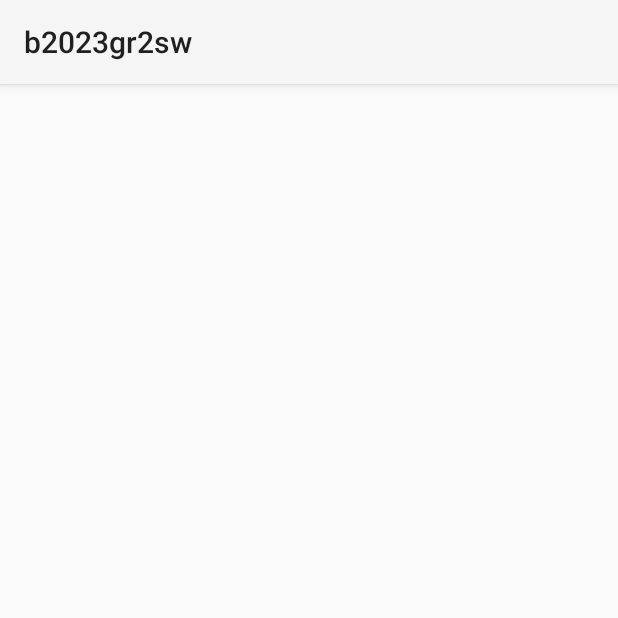
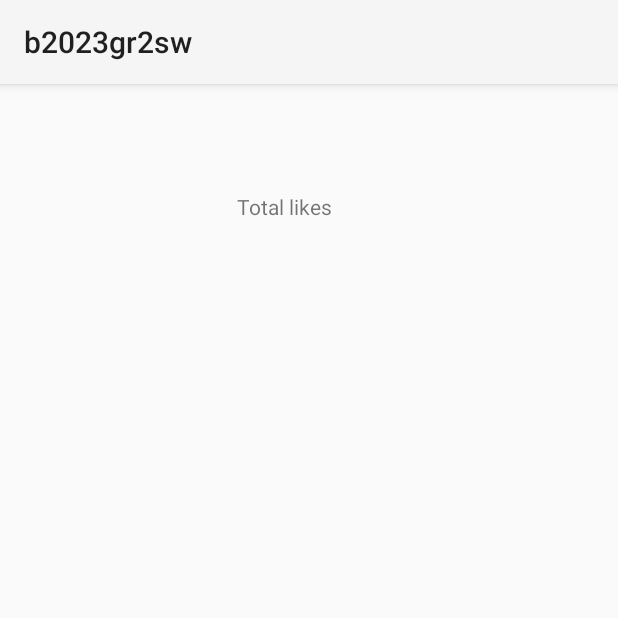
Before and after one commit to EPN-2023B-Moviles-GR2SW/mov-gr2sw-montalvo-paz-emily-gabriela, an Android app built with Jetpack Compose: the FRecyclerView screen opened directly, with no data from a screen before it, on a phone screen of 412 x 824 dp, the top half of it. Run offline under Robolectric (Android 15) with nearby library versions, the phone set to English and light mode, and no system bars.

Commit message:
Add RecyclerView logic

```diff
--- a/02-Android/app/src/main/java/com/example/b2023gr2sw/FRecyclerView.kt
+++ b/02-Android/app/src/main/java/com/example/b2023gr2sw/FRecyclerView.kt
@@ -2,10 +2,29 @@ package com.example.b2023gr2sw
 
 import androidx.appcompat.app.AppCompatActivity
 import android.os.Bundle
+import android.widget.TextView
+import androidx.recyclerview.widget.RecyclerView
 
 class FRecyclerView : AppCompatActivity() {
+    var totalLikes = 0
     override fun onCreate(savedInstanceState: Bundle?) {
         super.onCreate(savedInstanceState)
         setContentView(R.layout.activity_frecycler_view)
+        inicializarReciclerView()
+    }
+
+    private fun inicializarReciclerView() {
+        val recyclerView = findViewById<RecyclerView>(R.id.rv_entrenadores)
+        val adaptador = FRecyclerViewAdaptadorNombreDescripcion(this, BBaseDatosMemoria.arregloBEntrenador, recyclerView)
+        recyclerView.adapter = adaptador
+        recyclerView.itemAnimator = androidx.recyclerview.widget.DefaultItemAnimator()
+        recyclerView.layoutManager = androidx.recyclerview.widget.LinearLayoutManager(this)
+        adaptador.notifyDataSetChanged()
+    }
+
+    fun aumentarTotalLikes(){
+        totalLikes = totalLikes + 1
+        val totalLikesTextView = findViewById<TextView>(R.id.tv_total_likes)
+        totalLikesTextView.text = totalLikes.toString()
     }
 }
--- a/02-Android/app/src/main/java/com/example/b2023gr2sw/FRecyclerViewAdaptadorNombreDescripcion.kt
+++ b/02-Android/app/src/main/java/com/example/b2023gr2sw/FRecyclerViewAdaptadorNombreDescripcion.kt
@@ -1,7 +1,10 @@
 package com.example.b2023gr2sw
 
+import android.view.LayoutInflater
 import android.view.View
 import android.view.ViewGroup
+import android.widget.Button
+import android.widget.TextView
 import androidx.recyclerview.widget.RecyclerView
 
 class FRecyclerViewAdaptadorNombreDescripcion (
@@ -9,23 +12,52 @@ class FRecyclerViewAdaptadorNombreDescripcion (
     private val lista: ArrayList<BEntrenador>,
     private val recyclerView: RecyclerView)   : RecyclerView.Adapter< FRecyclerViewAdaptadorNombreDescripcion.MyViewHolder>(){
 
-    inner class MyViewHolder(view: View) :RecyclerView.ViewHolder(view){}
+    inner class MyViewHolder(view: View) :RecyclerView.ViewHolder(view){
+        val nombreTextView: TextView
+        val descripcionTextView: TextView
+        val likesTextView : TextView
+        val accionButton: Button
+        var numeroLikes = 0
+
+        init{
+           nombreTextView = view.findViewById(R.id.tv_nombre)
+           descripcionTextView = view.findViewById(R.id.tv_descripcion)
+           likesTextView = view.findViewById(R.id.tv_likes)
+            accionButton = view.findViewById(R.id.btn_darLike)
+            accionButton.setOnClickListener{añadirLike()}
+
+
+        }
+        fun añadirLike() {
+            numeroLikes = numeroLikes+1
+            likesTextView.text = numeroLikes.toString()
+            contexto.aumentarTotalLikes()
+        }
+    }
+
     override fun onCreateViewHolder(
         parent: ViewGroup,
         viewType: Int
     ): FRecyclerViewAdaptadorNombreDescripcion.MyViewHolder {
-        TODO("Not yet implemented")
+        val itemView = LayoutInflater.from(parent.context).inflate(
+            R.layout.recycler_view_vista, parent, false
+        )
+        return  MyViewHolder(itemView)
     }
 
     override fun onBindViewHolder(
         holder: FRecyclerViewAdaptadorNombreDescripcion.MyViewHolder,
         position: Int
     ) {
-        TODO("Not yet implemented")
+        val entrenadorActual = this.lista[position]
+        holder.nombreTextView.text = entrenadorActual.nombre
+        holder.descripcionTextView.text = entrenadorActual.descripcion
+        holder.likesTextView.text = "0"
+        holder.accionButton.text = "ID: ${entrenadorActual.id}" + "Nombre: ${entrenadorActual.nombre}"
     }
 
     override fun getItemCount(): Int {
-        TODO("Not yet implemented")
+        return this.lista.size
     }
 
 }
--- a/02-Android/app/src/main/res/layout/activity_frecycler_view.xml
+++ b/02-Android/app/src/main/res/layout/activity_frecycler_view.xml
@@ -6,4 +6,23 @@
     android:layout_height="match_parent"
     tools:context=".FRecyclerView">
 
+    <TextView
+        android:id="@+id/tv_total_likes"
+        android:layout_width="96dp"
+        android:layout_height="34dp"
+        android:layout_marginTop="72dp"
+        android:text="Total likes"
+        app:layout_constraintEnd_toEndOf="parent"
+        app:layout_constraintStart_toStartOf="parent"
+        app:layout_constraintTop_toTopOf="parent" />
+
+    <androidx.recyclerview.widget.RecyclerView
+        android:id="@+id/rv_entrenadores"
+        android:layout_width="216dp"
+        android:layout_height="329dp"
+        android:layout_marginTop="64dp"
+        app:layout_constraintEnd_toEndOf="parent"
+        app:layout_constraintHorizontal_bias="0.497"
+        app:layout_constraintStart_toStartOf="parent"
+        app:layout_constraintTop_toBottomOf="@+id/tv_total_likes" />
 </androidx.constraintlayout.widget.ConstraintLayout>
--- /dev/null
+++ b/02-Android/app/src/main/res/layout/recycler_view_vista.xml
@@ -0,0 +1,49 @@
+<?xml version="1.0" encoding="utf-8"?>
+<androidx.constraintlayout.widget.ConstraintLayout xmlns:android="http://schemas.android.com/apk/res/android"
+    xmlns:app="http://schemas.android.com/apk/res-auto"
+    xmlns:tools="http://schemas.android.com/tools"
+    android:layout_width="match_parent"
+    android:layout_height="match_parent">
+
+    <TextView
+        android:id="@+id/tv_nombre"
+        android:layout_width="67dp"
+        android:layout_height="21dp"
+        android:layout_marginStart="232dp"
+        android:text="Nombre"
+        app:layout_constraintBottom_toBottomOf="@+id/tv_descripcion"
+        app:layout_constraintStart_toStartOf="parent"
+        app:layout_constraintTop_toTopOf="@+id/tv_descripcion"
+        app:layout_constraintVertical_bias="0.0" />
+
+    <TextView
+        android:id="@+id/tv_descripcion"
+        android:layout_width="wrap_content"
+        android:layout_height="wrap_content"
+        android:layout_marginStart="76dp"
+        android:text="Descripcion"
+        app:layout_constraintStart_toEndOf="@+id/tv_nombre"
+        tools:layout_editor_absoluteY="111dp" />
+
+    <TextView
+        android:id="@+id/tv_likes"
+        android:layout_width="wrap_content"
+        android:layout_height="wrap_content"
+        android:text="Likes"
+        app:layout_constraintBottom_toBottomOf="@+id/tv_descripcion"
+        app:layout_constraintEnd_toEndOf="parent"
+        app:layout_constraintHorizontal_bias="0.318"
+        app:layout_constraintStart_toEndOf="@+id/tv_descripcion"
+        app:layout_constraintTop_toTopOf="@+id/tv_descripcion"
+        app:layout_constraintVertical_bias="0.0" />
+
+    <Button
+        android:id="@+id/btn_darLike"
+        android:layout_width="wrap_content"
+        android:layout_height="wrap_content"
+        android:layout_marginTop="136dp"
+        android:text="Dar like"
+        app:layout_constraintEnd_toEndOf="@+id/tv_descripcion"
+        app:layout_constraintStart_toStartOf="@+id/tv_descripcion"
+        app:layout_constraintTop_toBottomOf="@+id/tv_descripcion" />
+</androidx.constraintlayout.widget.ConstraintLayout>
```
